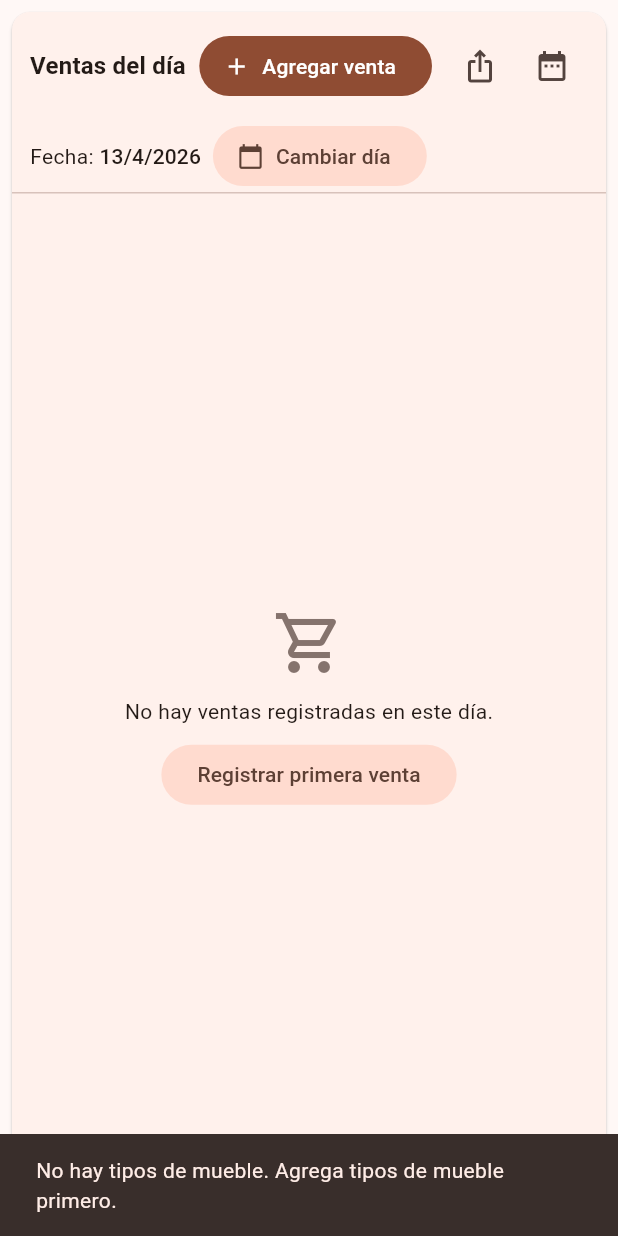
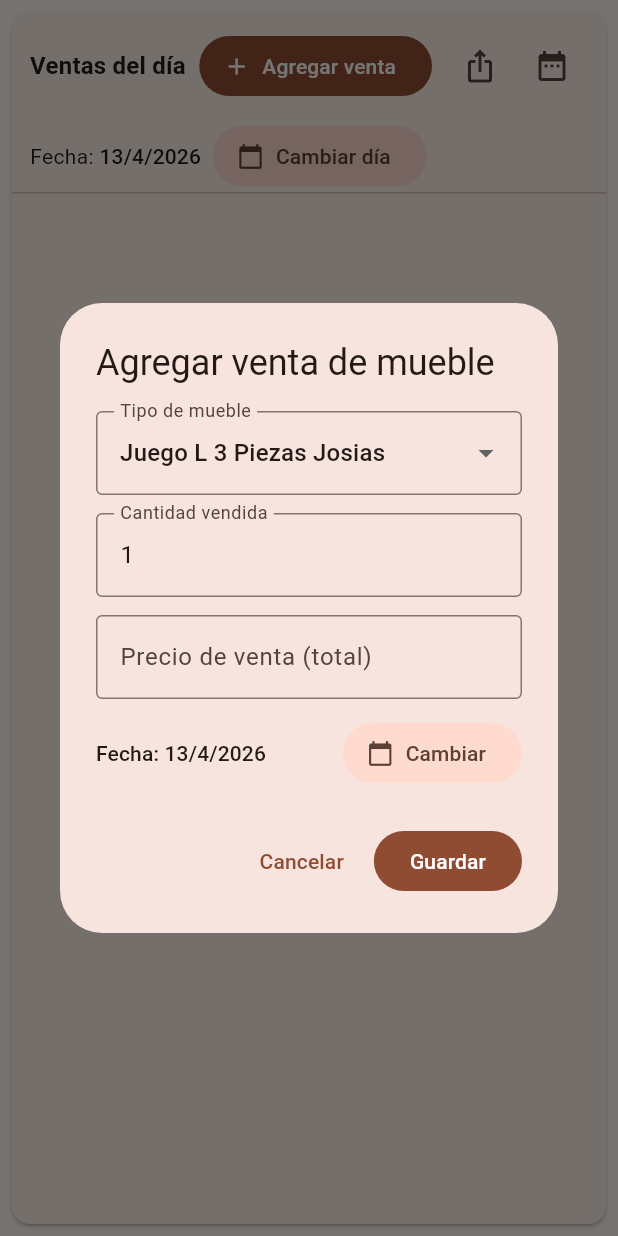
Before and after one commit to dekuvjs/fabrica, a Flutter app: the VentasMueblesScreen screen opened directly, after a tap on "Agregar venta", on a phone screen of 412 x 824 dp. Run offline on Flutter 3.47's test engine with Material 3 defaults, Android fonts, the phone set to English and light mode, and no system bars; our stand-ins replace drift, drift_flutter; missing offline and left inert: excel; accounts and stored records are empty; generated files the repository leaves out were written again.

Commit message:
feat: Add currency formatting utility and update UI to use formatted currency values

```diff
--- a/lib/database/app_database.dart
+++ b/lib/database/app_database.dart
@@ -31,13 +31,13 @@ class Presupuestos extends Table {
   RealColumn get precioTotal => real().withDefault(const Constant(0))();
 }
 
-/// Tipos de empleado: cajonero, tapicero, costurero.
-/// El nombre del presupuesto (ej. "tapicero") debe coincidir con el tipo para asignar precio.
+/// Tipos de empleado: cajonero, tapizero, costurero.
+/// El nombre del presupuesto (ej. "tapizero") debe coincidir con el tipo para asignar precio.
 class Empleados extends Table {
   IntColumn get id => integer().autoIncrement()();
   TextColumn get nombre => text()();
   TextColumn get tipoEmpleado =>
-      text()(); // 'cajonero', 'tapicero', 'costurero'
+      text()(); // 'cajonero', 'tapizero', 'costurero'
 }
 
 /// Trabajo realizado por un empleado en una fecha: tipo de mueble (vía presupuesto), cantidad, precio.
@@ -94,13 +94,14 @@ class AppDatabase extends _$AppDatabase {
   AppDatabase() : super(driftDatabase(name: 'fabrica_muebles'));
 
   @override
-  int get schemaVersion => 6;
+  int get schemaVersion => 8;
 
   @override
   MigrationStrategy get migration => MigrationStrategy(
     onCreate: (Migrator m) async {
       await m.createAll();
       await seedEmpleadosBase();
+      await seedTiposMuebleBase();
     },
     onUpgrade: (Migrator m, int from, int to) async {
       if (from < 2) {
@@ -123,27 +124,163 @@ class AppDatabase extends _$AppDatabase {
         await _migrarTiposEmpleado();
         await seedEmpleadosBase();
       }
+      if (from < 7) {
+        await seedTiposMuebleBase();
+      }
+      if (from < 8) {
+        await _migrarTiposEmpleado();
+      }
     },
   );
 
   static const List<({String nombre, String tipo})> _empleadosSeed = [
-    (nombre: 'STERLING', tipo: 'tapicero'),
-    (nombre: 'FREDDY', tipo: 'tapicero'),
-    (nombre: 'ADAN', tipo: 'tapicero'),
-    (nombre: 'JORGE', tipo: 'tapicero'),
-    (nombre: 'JORDANY', tipo: 'tapicero'),
-    (nombre: 'LEONEL', tipo: 'tapicero'),
-    (nombre: 'VICTOR JOSE', tipo: 'tapicero'),
+    (nombre: 'STERLING', tipo: 'tapizero'),
+    (nombre: 'FREDDY', tipo: 'tapizero'),
+    (nombre: 'ADAN', tipo: 'tapizero'),
+    (nombre: 'JORGE', tipo: 'tapizero'),
+    (nombre: 'JORDANY', tipo: 'tapizero'),
+    (nombre: 'LEONEL', tipo: 'tapizero'),
+    (nombre: 'VICTOR JOSE', tipo: 'tapizero'),
     (nombre: 'ANABEL', tipo: 'costurero'),
     (nombre: 'YENDRY', tipo: 'costurero'),
     (nombre: 'PAPITO', tipo: 'cajonero'),
+  ];
+
+  static const String _tipoMuebleJosias = 'Juego L 3 Piezas Josias';
+
+  static const List<
+    ({String nombre, double precioUnitario, int cantidad, String descripcion})
+  >
+  _presupuestosJuegoLJosiasSeed = [
+    (
+      nombre: 'Madera Pino',
+      precioUnitario: 45,
+      cantidad: 30,
+      descripcion: '5 Pies',
+    ),
+    (
+      nombre: 'Playwood',
+      precioUnitario: 150,
+      cantidad: 1,
+      descripcion: '5 Pesados de 31x31',
+    ),
+    (
+      nombre: 'Grapas de 2',
+      precioUnitario: 100,
+      cantidad: 1,
+      descripcion: 'Caja 1600 16 juegos',
+    ),
+    (
+      nombre: 'Plancha de G',
+      precioUnitario: 2700,
+      cantidad: 1,
+      descripcion: 'Goma de 6',
+    ),
+    (
+      nombre: 'Goma 1/2',
+      precioUnitario: 100,
+      cantidad: 4,
+      descripcion: 'Goma de 1/2',
+    ),
+    (
+      nombre: 'Goma 2',
+      precioUnitario: 200,
+      cantidad: 2,
+      descripcion: 'Goma de 2',
+    ),
+    (
+      nombre: 'Goma 1',
+      precioUnitario: 200,
+      cantidad: 2,
+      descripcion: 'Goma de 1',
+    ),
+    (nombre: 'DACRON', precioUnitario: 120, cantidad: 4, descripcion: 'Dacron'),
+    (
+      nombre: 'Pelo de ANG',
+      precioUnitario: 180,
+      cantidad: 5,
+      descripcion: 'Libras',
+    ),
+    (nombre: 'Tela', precioUnitario: 108, cantidad: 22, descripcion: 'Yardas'),
+    (
+      nombre: 'Tornillo',
+      precioUnitario: 1,
+      cantidad: 15,
+      descripcion: '2 Para armar Brazo y Cuerpo',
+    ),
+    (
+      nombre: 'Pelon',
+      precioUnitario: 25,
+      cantidad: 3,
+      descripcion: '21/2 Yarda de ellon',
+    ),
+    (
+      nombre: 'Cemento',
+      precioUnitario: 60,
+      cantidad: 1,
+      descripcion: 'Para pegar Colcha',
+    ),
+    (
+      nombre: 'Carton Caja',
+      precioUnitario: 15,
+      cantidad: 5,
+      descripcion: '2 cajas de Carton',
+    ),
+    (
+      nombre: 'Bareta',
+      precioUnitario: 17,
+      cantidad: 4,
+      descripcion: '4 para contra mueble y Butaca',
+    ),
+    (
+      nombre: 'Patas',
+      precioUnitario: 125,
+      cantidad: 8,
+      descripcion: '12 Para But, mesa y sofa',
+    ),
+    (
+      nombre: 'Plastico',
+      precioUnitario: 97,
+      cantidad: 1,
+      descripcion: 'Emboltura Muebles',
+    ),
+    (
+      nombre: 'Grapas 7.10',
+      precioUnitario: 0.5,
+      cantidad: 100,
+      descripcion: 'Media Caja Tapizado de Mueble',
+    ),
+    (
+      nombre: 'Cajonero',
+      precioUnitario: 1000,
+      cantidad: 1,
+      descripcion: 'Fabricacion Cajon',
+    ),
+    (
+      nombre: 'Costurero',
+      precioUnitario: 600,
+      cantidad: 1,
+      descripcion: 'Corte, Costura de Cojines',
+    ),
+    (
+      nombre: 'Tapizero',
+      precioUnitario: 1,
+      cantidad: 1,
+      descripcion: 'Tapizeria de Muebles',
+    ),
+    (
+      nombre: 'Maestria',
+      precioUnitario: 400,
+      cantidad: 1,
+      descripcion: 'Maestria',
+    ),
   ];
 
   Future<void> _migrarTiposEmpleado() async {
     await customStatement("""
       UPDATE empleados
       SET tipo_empleado = CASE
-        WHEN LOWER(TRIM(tipo_empleado)) IN ('tapizador', 'tapicero', 'tapiceros', 'tapizadora') THEN 'tapicero'
+        WHEN LOWER(TRIM(tipo_empleado)) IN ('tapizador', 'tapicero', 'tapiceros', 'tapizadora', 'tapizera', 'tapizero') THEN 'tapizero'
         WHEN LOWER(TRIM(tipo_empleado)) IN ('costurero', 'costurera', 'costureros', 'costureras', 'cortador') THEN 'costurero'
         WHEN LOWER(TRIM(tipo_empleado)) IN ('cajonero', 'cajoneros', 'fijo', 'ensamblador') THEN 'cajonero'
         ELSE 'cajonero'
@@ -176,6 +313,56 @@ class AppDatabase extends _$AppDatabase {
     });
   }
 
+  Future<void> seedTiposMuebleBase() async {
+    await transaction(() async {
+      final tiposExistentes = await allTiposMueble;
+      final tipoExistente = tiposExistentes.where((tipo) {
+        return _normalizarTexto(tipo.nombre) ==
+            _normalizarTexto(_tipoMuebleJosias);
+      }).firstOrNull;
+
+      final tipoMuebleId =
+          tipoExistente?.id ??
+          await into(
+            tiposMueble,
+          ).insert(TiposMuebleCompanion.insert(nombre: _tipoMuebleJosias));
+
+      final presupuestosExistentes = await getPresupuestosPorTipo(tipoMuebleId);
+      final nombresExistentes = presupuestosExistentes
+          .map((presupuesto) => _normalizarTexto(presupuesto.nombre))
+          .toSet();
+
+      final faltantes = _presupuestosJuegoLJosiasSeed.where((linea) {
+        return !nombresExistentes.contains(_normalizarTexto(linea.nombre));
+      }).toList();
+
+      if (faltantes.isEmpty) return;
+
+      await batch((b) {
+        for (final linea in faltantes) {
+          b.insert(
+            presupuestos,
+            PresupuestosCompanion.insert(
+              tipoMuebleId: tipoMuebleId,
+              nombre: linea.nombre,
+              descripcion: Value(linea.descripcion),
+              cantidad: Value(linea.cantidad),
+              precioUnitario: Value(linea.precioUnitario),
+              precioTotal: Value(linea.precioUnitario * linea.cantidad),
+            ),
+          );
+        }
+      });
+    });
+  }
+
+  String _normalizarTexto(String valor) => valor.trim().toLowerCase();
+
+  Future<void> ejecutarSeedersBase() async {
+    await seedEmpleadosBase();
+    await seedTiposMuebleBase();
+  }
+
   Future<void> resetDatabase() async {
     await customStatement('PRAGMA foreign_keys = OFF');
     try {
@@ -187,7 +374,7 @@ class AppDatabase extends _$AppDatabase {
     }
 
     await createMigrator().createAll();
-    await seedEmpleadosBase();
+    await ejecutarSeedersBase();
   }
 
   // --- Productos (ejemplo) ---
@@ -301,7 +488,7 @@ class AppDatabase extends _$AppDatabase {
         .get();
   }
 
-  /// Presupuesto por tipo de mueble y nombre de línea (ej. "tapizador").
+  /// Presupuesto por tipo de mueble y nombre de línea (ej. "tapizero").
   /// Coincide por nombre ignorando mayúsculas.
   Future<Presupuesto?> getPresupuestoPorTipoYNombreLinea(
     int tipoMuebleId,
--- a/lib/screens/empleados_screen.dart
+++ b/lib/screens/empleados_screen.dart
@@ -2,6 +2,7 @@ import 'package:flutter/material.dart';
 
 import '../database/app_database.dart';
 import '../reports/trabajos_excel_report_service.dart';
+import '../utils/currency_format.dart';
 import '../widgets/empleado_form_modal.dart';
 import '../widgets/trabajo_form_modal.dart';
 
@@ -647,8 +648,8 @@ class _TrabajosPanel extends StatelessWidget {
                                   title: Text(nombreTipo),
                                   subtitle: Text(
                                     'Cantidad: ${t.cantidad} · '
-                                    'P. unit: \$${t.precioUnitario.toStringAsFixed(2)} · '
-                                    'Total: \$${t.precioTotal.toStringAsFixed(2)}',
+                                    'P. unit: ${formatCurrency(t.precioUnitario)} · '
+                                    'Total: ${formatCurrency(t.precioTotal)}',
                                   ),
                                   trailing: IconButton(
                                     icon: const Icon(Icons.delete_outline),
@@ -663,7 +664,7 @@ class _TrabajosPanel extends StatelessWidget {
                         Padding(
                           padding: const EdgeInsets.all(12),
                           child: Text(
-                            'Total del día: \$${total.toStringAsFixed(2)}',
+                            'Total del día: ${formatCurrency(total)}',
                             style: Theme.of(context).textTheme.titleMedium
                                 ?.copyWith(fontWeight: FontWeight.bold),
                           ),
--- a/lib/screens/venta_detalle_screen.dart
+++ b/lib/screens/venta_detalle_screen.dart
@@ -2,6 +2,7 @@ import 'package:drift/drift.dart' show Value;
 import 'package:flutter/material.dart';
 
 import '../database/app_database.dart';
+import '../utils/currency_format.dart';
 import '../widgets/presupuesto_form_modal.dart';
 
 class VentaDetalleScreen extends StatefulWidget {
@@ -37,7 +38,9 @@ class _VentaDetalleScreenState extends State<VentaDetalleScreen> {
 
   Future<void> _editarPrecioVenta() async {
     final controller = TextEditingController(
-      text: _venta.precioVenta == 0 ? '' : _venta.precioVenta.toStringAsFixed(2),
+      text: _venta.precioVenta == 0
+          ? ''
+          : _venta.precioVenta.toStringAsFixed(2),
     );
     final formKey = GlobalKey<FormState>();
 
@@ -195,16 +198,13 @@ class _VentaDetalleScreenState extends State<VentaDetalleScreen> {
                   _ChipInfo(label: 'Cantidad', value: '${_venta.cantidad}'),
                   _ChipInfo(
                     label: 'Precio venta',
-                    value: '\$${_venta.precioVenta.toStringAsFixed(2)}',
+                    value: formatCurrency(_venta.precioVenta),
                   ),
                   _ChipInfo(
                     label: 'Costo',
-                    value: '\$${_venta.costoTotal.toStringAsFixed(2)}',
+                    value: formatCurrency(_venta.costoTotal),
                   ),
-                  _ChipInfo(
-                    label: 'Utilidad',
-                    value: '\$${utilidad.toStringAsFixed(2)}',
-                  ),
+                  _ChipInfo(label: 'Utilidad', value: formatCurrency(utilidad)),
                 ],
               ),
             ),
@@ -247,8 +247,8 @@ class _VentaDetalleScreenState extends State<VentaDetalleScreen> {
                         child: ListTile(
                           title: Text(l.nombre),
                           subtitle: Text(
-                            'Cant: ${l.cantidad} · P. unit: \$${l.precioUnitario.toStringAsFixed(2)} · '
-                            'Total: \$${l.precioTotal.toStringAsFixed(2)}',
+                            'Cant: ${l.cantidad} · P. unit: ${formatCurrency(l.precioUnitario)} · '
+                            'Total: ${formatCurrency(l.precioTotal)}',
                           ),
                           onTap: () => _editarLinea(l),
                           trailing: IconButton(
--- a/lib/screens/ventas_muebles_screen.dart
+++ b/lib/screens/ventas_muebles_screen.dart
@@ -2,6 +2,7 @@ import 'package:flutter/material.dart';
 
 import '../database/app_database.dart';
 import '../reports/ventas_excel_report_service.dart';
+import '../utils/currency_format.dart';
 import 'venta_detalle_screen.dart';
 import '../widgets/venta_mueble_form_modal.dart';
 
@@ -346,9 +347,9 @@ class _VentasMueblesScreenState extends State<VentasMueblesScreen> {
                                     title: Text(nombre),
                                     subtitle: Text(
                                       'Cant: ${v.cantidad} · '
-                                      'Venta: \$${v.precioVenta.toStringAsFixed(2)} · '
-                                      'Costo: \$${v.costoTotal.toStringAsFixed(2)} · '
-                                      'Utilidad: \$${utilidad.toStringAsFixed(2)}',
+                                      'Venta: ${formatCurrency(v.precioVenta)} · '
+                                      'Costo: ${formatCurrency(v.costoTotal)} · '
+                                      'Utilidad: ${formatCurrency(utilidad)}',
                                     ),
                                     trailing: IconButton(
                                       icon: const Icon(Icons.delete_outline),
@@ -382,9 +383,9 @@ class _VentasMueblesScreenState extends State<VentasMueblesScreen> {
                                 ),
                                 const SizedBox(height: 4),
                                 Text(
-                                  'Total ventas: \$${totalVentas.toStringAsFixed(2)} · '
-                                  'Total costos: \$${totalCostos.toStringAsFixed(2)} · '
-                                  'Utilidad: \$${(totalVentas - totalCostos).toStringAsFixed(2)}',
+                                  'Total ventas: ${formatCurrency(totalVentas)} · '
+                                  'Total costos: ${formatCurrency(totalCostos)} · '
+                                  'Utilidad: ${formatCurrency(totalVentas - totalCostos)}',
                                 ),
                               ],
                             ),
--- /dev/null
+++ b/lib/utils/currency_format.dart
@@ -0,0 +1,5 @@
+import 'package:intl/intl.dart';
+
+final NumberFormat _currencyNumberFormat = NumberFormat('#,##0.00', 'en_US');
+
+String formatCurrency(num value) => '\$${_currencyNumberFormat.format(value)}';
--- a/lib/widgets/empleado_form_modal.dart
+++ b/lib/widgets/empleado_form_modal.dart
@@ -1,7 +1,7 @@
 import 'package:flutter/material.dart';
 
 /// Tipos de empleado permitidos.
-const List<String> kTiposEmpleado = ['cajonero', 'tapicero', 'costurero'];
+const List<String> kTiposEmpleado = ['cajonero', 'tapizero', 'costurero'];
 
 /// Modal para agregar o editar un empleado (nombre y tipo de empleado).
 class EmpleadoFormModal extends StatefulWidget {
--- a/pubspec.yaml
+++ b/pubspec.yaml
@@ -15,6 +15,7 @@ dependencies:
   sqlite3_flutter_libs: ^0.5.0
   path_provider: ^2.1.0
   path: ^1.9.0
+  intl: ^0.19.0
   # Reportes Excel
   excel: ^4.0.6
 
```
Also changed, not shown: lib/screens/home_screen.dart (+63 -19 lines), lib/screens/tipos_muebles_screen.dart (+57 -35 lines), lib/widgets/trabajo_form_modal.dart (+13 -15 lines), pubspec.lock.
